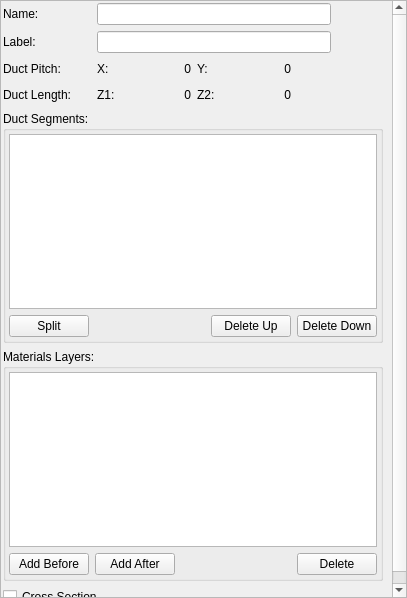
The window that Application/cmbDuctCellEditor.ui (Sprunth/RGG) describes before a commit, drawn with Qt 5.
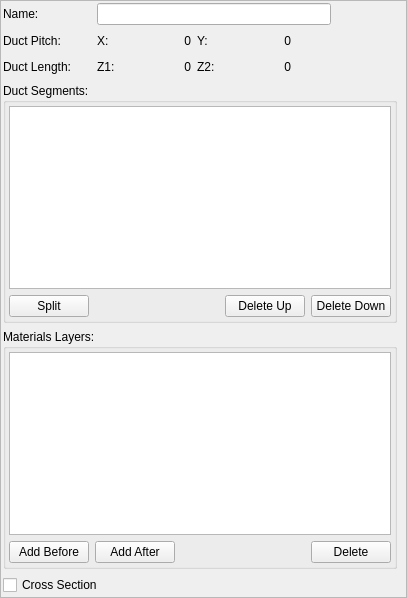
The same window after the commit.

Commit message: add beginnings of duct library

What changed in the file:
```diff
--- a/Application/cmbDuctCellEditor.ui
+++ b/Application/cmbDuctCellEditor.ui
@@ -28,7 +28,7 @@
         <x>0</x>
         <y>0</y>
         <width>390</width>
-        <height>647</height>
+        <height>616</height>
        </rect>
       </property>
       <layout class="QGridLayout" name="gridLayout_3">
@@ -41,41 +41,7 @@
        <property name="bottomMargin">
         <number>2</number>
        </property>
-       <item row="6" column="0" colspan="3">
-        <widget class="QCheckBox" name="CrossSection">
-         <property name="text">
-          <string>Cross Section</string>
-         </property>
-        </widget>
-       </item>
-       <item row="3" column="0">
-        <widget class="QLabel" name="dlLabel">
-         <property name="text">
-          <string>Duct Length:      </string>
-         </property>
-        </widget>
-       </item>
-       <item row="3" column="2">
-        <spacer name="horizontalSpacer_3">
-         <property name="orientation">
-          <enum>Qt::Horizontal</enum>
-         </property>
-         <property name="sizeHint" stdset="0">
-          <size>
-           <width>40</width>
-           <height>20</height>
-          </size>
-         </property>
-        </spacer>
-       </item>
-       <item row="0" column="0">
-        <widget class="QLabel" name="label_5">
-         <property name="text">
-          <string>Name:</string>
-         </property>
-        </widget>
-       </item>
-       <item row="4" column="0" colspan="3">
+       <item row="3" column="0" colspan="3">
         <widget class="QGroupBox" name="groupBox">
          <property name="title">
           <string>Duct Segments:</string>
@@ -141,90 +107,7 @@
          </layout>
         </widget>
        </item>
-       <item row="2" column="0">
-        <widget class="QLabel" name="pdLabel">
-         <property name="text">
-          <string>Duct Pitch:</string>
-         </property>
-        </widget>
-       </item>
-       <item row="3" column="1">
-        <layout class="QHBoxLayout" name="horizontalLayout_3">
-         <item>
-          <widget class="QLabel" name="label_3">
-           <property name="text">
-            <string>Z1:</string>
-           </property>
-          </widget>
-         </item>
-         <item>
-          <widget class="QLabel" name="Z1">
-           <property name="minimumSize">
-            <size>
-             <width>70</width>
-             <height>0</height>
-            </size>
-           </property>
-           <property name="text">
-            <string>0</string>
-           </property>
-           <property name="alignment">
-            <set>Qt::AlignRight|Qt::AlignTrailing|Qt::AlignVCenter</set>
-           </property>
-          </widget>
-         </item>
-         <item>
-          <widget class="QLabel" name="label_4">
-           <property name="text">
-            <string>Z2:</string>
-           </property>
-          </widget>
-         </item>
-         <item>
-          <widget class="QLabel" name="Z2">
-           <property name="minimumSize">
-            <size>
-             <width>70</width>
-             <height>0</height>
-            </size>
-           </property>
-           <property name="text">
-            <string>0</string>
-           </property>
-           <property name="alignment">
-            <set>Qt::AlignRight|Qt::AlignTrailing|Qt::AlignVCenter</set>
-           </property>
-          </widget>
-         </item>
-         <item>
-          <spacer name="horizontalSpacer_5">
-           <property name="orientation">
-            <enum>Qt::Horizontal</enum>
-           </property>
-           <property name="sizeHint" stdset="0">
-            <size>
-             <width>40</width>
-             <height>20</height>
-            </size>
-           </property>
-          </spacer>
-         </item>
-        </layout>
-       </item>
-       <item row="2" column="2">
-        <spacer name="horizontalSpacer_2">
-         <property name="orientation">
-          <enum>Qt::Horizontal</enum>
-         </property>
-         <property name="sizeHint" stdset="0">
-          <size>
-           <width>40</width>
-           <height>20</height>
-          </size>
-         </property>
-        </spacer>
-       </item>
-       <item row="5" column="0" colspan="3">
+       <item row="4" column="0" colspan="3">
         <widget class="QGroupBox" name="MaterialBox">
          <property name="title">
           <string>Materials Layers:</string>
@@ -290,7 +173,127 @@
          </layout>
         </widget>
        </item>
+       <item row="2" column="2">
+        <spacer name="horizontalSpacer_3">
+         <property name="orientation">
+          <enum>Qt::Horizontal</enum>
+         </property>
+         <property name="sizeHint" stdset="0">
+          <size>
+           <width>40</width>
+           <height>20</height>
+          </size>
+         </property>
+        </spacer>
+       </item>
+       <item row="0" column="0">
+        <widget class="QLabel" name="label_5">
+         <property name="text">
+          <string>Name:</string>
+         </property>
+        </widget>
+       </item>
+       <item row="2" column="0">
+        <widget class="QLabel" name="dlLabel">
+         <property name="text">
+          <string>Duct Length:      </string>
+         </property>
+        </widget>
+       </item>
+       <item row="5" column="0" colspan="3">
+        <widget class="QCheckBox" name="CrossSection">
+         <property name="text">
+          <string>Cross Section</string>
+         </property>
+        </widget>
+       </item>
        <item row="2" column="1">
+        <layout class="QHBoxLayout" name="horizontalLayout_3">
+         <item>
+          <widget class="QLabel" name="label_3">
+           <property name="text">
+            <string>Z1:</string>
+           </property>
+          </widget>
+         </item>
+         <item>
+          <widget class="QLabel" name="Z1">
+           <property name="minimumSize">
+            <size>
+             <width>70</width>
+             <height>0</height>
+            </size>
+           </property>
+           <property name="text">
+            <string>0</string>
+           </property>
+           <property name="alignment">
+            <set>Qt::AlignRight|Qt::AlignTrailing|Qt::AlignVCenter</set>
+           </property>
+          </widget>
+         </item>
+         <item>
+          <widget class="QLabel" name="label_4">
+           <property name="text">
+            <string>Z2:</string>
+           </property>
+          </widget>
+         </item>
+         <item>
+          <widget class="QLabel" name="Z2">
+           <property name="minimumSize">
+            <size>
+             <width>70</width>
+             <height>0</height>
+            </size>
+           </property>
+           <property name="text">
+            <string>0</string>
+           </property>
+           <property name="alignment">
+            <set>Qt::AlignRight|Qt::AlignTrailing|Qt::AlignVCenter</set>
+           </property>
+          </widget>
+         </item>
+         <item>
+          <spacer name="horizontalSpacer_5">
+           <property name="orientation">
+            <enum>Qt::Horizontal</enum>
+           </property>
+           <property name="sizeHint" stdset="0">
+            <size>
+             <width>40</width>
+             <height>20</height>
+            </size>
+           </property>
+          </spacer>
+         </item>
+        </layout>
+       </item>
+       <item row="1" column="0">
+        <widget class="QLabel" name="pdLabel">
+         <property name="text">
+          <string>Duct Pitch:</string>
+         </property>
+        </widget>
+       </item>
+       <item row="1" column="2">
+        <spacer name="horizontalSpacer_2">
+         <property name="orientation">
+          <enum>Qt::Horizontal</enum>
+         </property>
+         <property name="sizeHint" stdset="0">
+          <size>
+           <width>40</width>
+           <height>20</height>
+          </size>
+         </property>
+        </spacer>
+       </item>
+       <item row="0" column="1">
+        <widget class="QLineEdit" name="Name"/>
+       </item>
+       <item row="1" column="1">
         <layout class="QHBoxLayout" name="horizontalLayout">
          <item>
           <widget class="QLabel" name="DuctPitchXLabel">
@@ -353,19 +356,6 @@
          </item>
         </layout>
        </item>
-       <item row="1" column="0">
-        <widget class="QLabel" name="label_6">
-         <property name="text">
-          <string>Label:</string>
-         </property>
-        </widget>
-       </item>
-       <item row="0" column="1">
-        <widget class="QLineEdit" name="Name"/>
-       </item>
-       <item row="1" column="1">
-        <widget class="QLineEdit" name="Label"/>
-       </item>
       </layout>
      </widget>
     </widget>
```
Left out of the diff: 1 changed line with no effect on the pictures. The commit also changes 20 other files.
